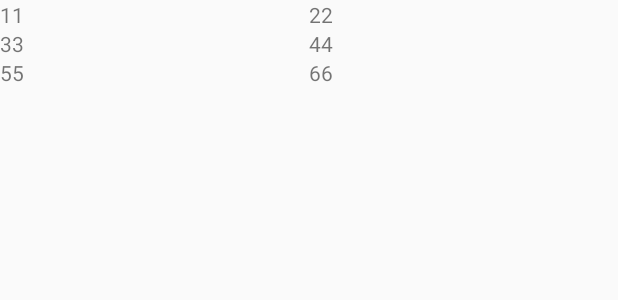
After one commit to xiaohesheep/MilkBank, an Android app: the layout activity_scroll_view.xml on its own in the app's theme, with its tools: preview values and no code run, on a phone screen of 412 x 824 dp. The commit adds this screen. Shown: the top 300 px of the screen. Run offline under Robolectric (Android 15) with nearby library versions, the phone set to English and light mode, and no system bars.

Commit message:
add testfragmentanew layout

```diff
--- a/app/build.gradle
+++ b/app/build.gradle
@@ -1,12 +1,12 @@
 apply plugin: 'com.android.application'
 
 android {
-    compileSdkVersion 29
-    buildToolsVersion "29.0.1"
+    compileSdkVersion 28
+    buildToolsVersion "28.0.0"
     defaultConfig {
         applicationId "bafy.pharmacy.milkbank"
         minSdkVersion 23
-        targetSdkVersion 29
+        targetSdkVersion 28
         versionCode 1
         versionName "1.0"
 
--- /dev/null
+++ b/app/src/main/res/layout/activity_scroll_view.xml
@@ -0,0 +1,65 @@
+<?xml version="1.0" encoding="utf-8"?>
+<ScrollView xmlns:android="http://schemas.android.com/apk/res/android"
+    android:layout_width="match_parent"
+    android:layout_height="match_parent">
+
+    <LinearLayout
+        android:layout_width="match_parent"
+        android:layout_height="wrap_content"
+        android:orientation="vertical">
+
+        <LinearLayout
+            android:layout_width="match_parent"
+            android:layout_height="wrap_content"
+            android:orientation="horizontal">
+
+            <TextView
+                android:layout_width="0dp"
+                android:layout_height="wrap_content"
+                android:layout_weight="1"
+                android:text="11" />
+
+            <TextView
+                android:layout_width="0dp"
+                android:layout_height="wrap_content"
+                android:layout_weight="1"
+                android:text="22" />
+        </LinearLayout>
+
+        <LinearLayout
+            android:layout_width="match_parent"
+            android:layout_height="wrap_content"
+            android:orientation="horizontal">
+
+            <TextView
+                android:layout_width="0dp"
+                android:layout_height="wrap_content"
+                android:layout_weight="1"
+                android:text="33" />
+
+            <TextView
+                android:layout_width="0dp"
+                android:layout_height="wrap_content"
+                android:layout_weight="1"
+                android:text="44" />
+        </LinearLayout>
+
+        <LinearLayout
+            android:layout_width="match_parent"
+            android:layout_height="wrap_content"
+            android:orientation="horizontal">
+
+            <TextView
+                android:layout_width="0dp"
+                android:layout_height="wrap_content"
+                android:layout_weight="1"
+                android:text="55" />
+
+            <TextView
+                android:layout_width="0dp"
+                android:layout_height="wrap_content"
+                android:layout_weight="1"
+                android:text="66" />
+        </LinearLayout>
+    </LinearLayout>
+</ScrollView>
```
Also changed, not shown: app/src/main/java/bafy/pharmacy/milkbank/activity/HomeActivity.java (+4 -4 lines), app/src/main/java/bafy/pharmacy/milkbank/ui/fragment/TestFragmentANew.java (+30 -1 lines), app/src/main/res/layout/fragment_test_a_new.xml (+44 -22 lines).
